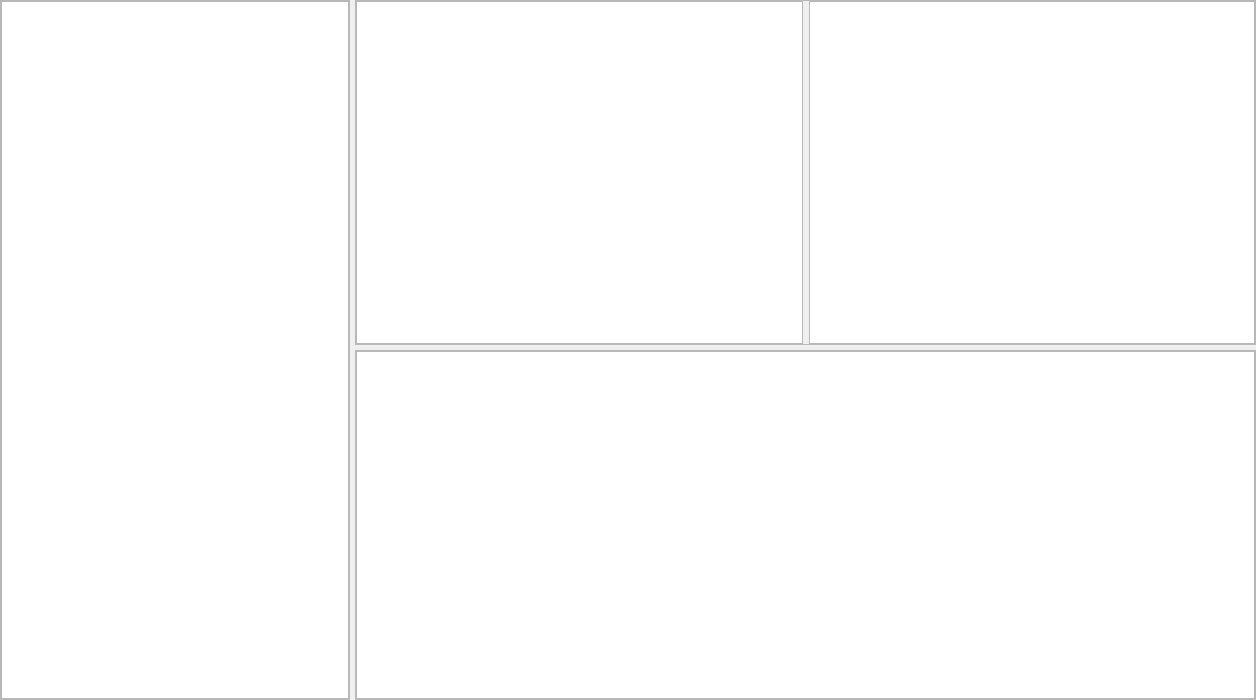
This is ui/sources/page_rekap_siswa.ui in asjach/db_app as Qt 5 draws it before an edit. The edited form follows.
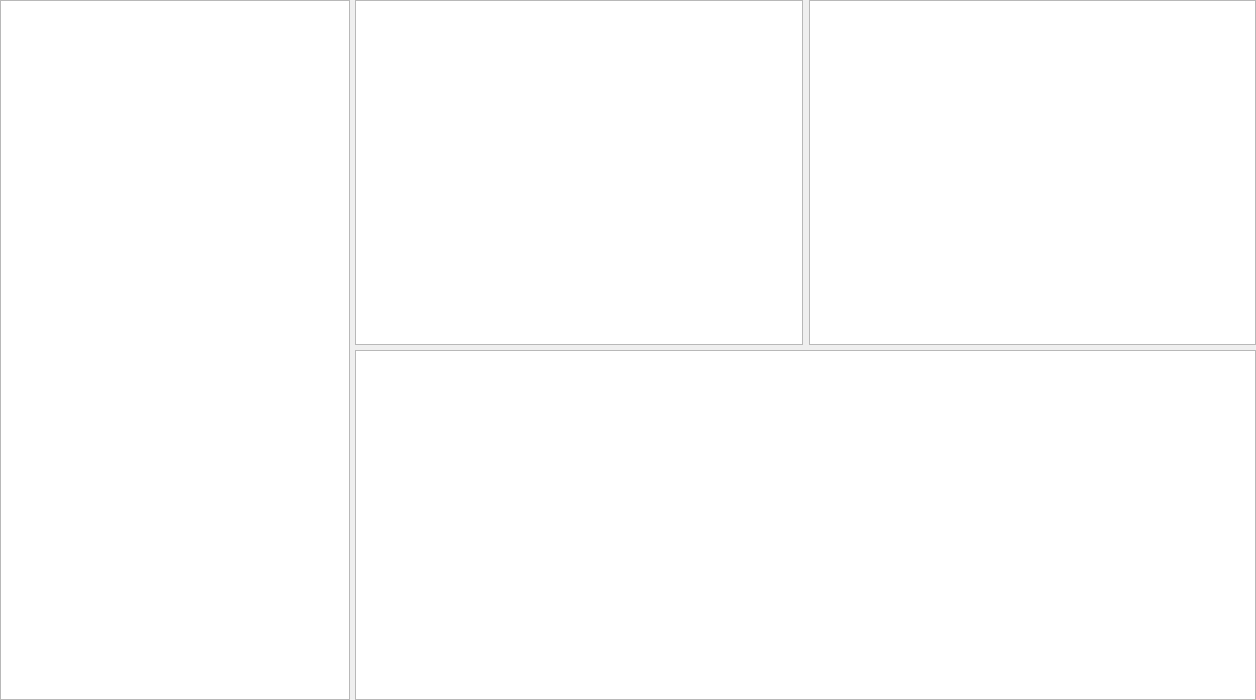
This is the edited form.

Diff of the .ui file:
```diff
--- a/ui/sources/page_rekap_siswa.ui
+++ b/ui/sources/page_rekap_siswa.ui
@@ -30,19 +30,13 @@
     <number>5</number>
    </property>
    <item row="0" column="2">
-    <widget class="QFrame" name="frame_2">
+    <widget class="QWidget" name="widget_2" native="true">
      <property name="sizePolicy">
       <sizepolicy hsizetype="Preferred" vsizetype="Expanding">
        <horstretch>0</horstretch>
        <verstretch>0</verstretch>
       </sizepolicy>
      </property>
-     <property name="frameShape">
-      <enum>QFrame::StyledPanel</enum>
-     </property>
-     <property name="frameShadow">
-      <enum>QFrame::Raised</enum>
-     </property>
      <layout class="QGridLayout" name="gridLayout_4">
       <property name="leftMargin">
        <number>0</number>
@@ -63,58 +57,24 @@
        <number>0</number>
       </property>
       <item row="0" column="0">
-       <widget class="QTableWidget" name="tbl_rekap_tingkat"/>
+       <widget class="QTableWidget" name="tbl_rekap_tingkat">
+        <property name="lineWidth">
+         <number>0</number>
+        </property>
+       </widget>
       </item>
       <item row="0" column="1">
-       <widget class="QTableWidget" name="tbl_rekap_rombel"/>
-      </item>
-     </layout>
-    </widget>
-   </item>
-   <item row="1" column="2">
-    <widget class="QFrame" name="frame_3">
-     <property name="sizePolicy">
-      <sizepolicy hsizetype="Preferred" vsizetype="Maximum">
-       <horstretch>0</horstretch>
-       <verstretch>0</verstretch>
-      </sizepolicy>
-     </property>
-     <property name="minimumSize">
-      <size>
-       <width>0</width>
-       <height>350</height>
-      </size>
-     </property>
-     <property name="frameShape">
-      <enum>QFrame::StyledPanel</enum>
-     </property>
-     <property name="frameShadow">
-      <enum>QFrame::Raised</enum>
-     </property>
-     <layout class="QGridLayout" name="gridLayout_3">
-      <property name="leftMargin">
-       <number>0</number>
-      </property>
-      <property name="topMargin">
-       <number>0</number>
-      </property>
-      <property name="rightMargin">
-       <number>0</number>
-      </property>
-      <property name="bottomMargin">
-       <number>0</number>
-      </property>
-      <property name="spacing">
-       <number>0</number>
-      </property>
-      <item row="0" column="0">
-       <widget class="QTableWidget" name="tbl_rekap_umur"/>
+       <widget class="QTableWidget" name="tbl_rekap_rombel">
+        <property name="lineWidth">
+         <number>0</number>
+        </property>
+       </widget>
       </item>
      </layout>
     </widget>
    </item>
    <item row="0" column="1" rowspan="2">
-    <widget class="QFrame" name="frame">
+    <widget class="QWidget" name="widget" native="true">
      <property name="minimumSize">
       <size>
        <width>350</width>
@@ -127,12 +87,6 @@
        <height>16777215</height>
       </size>
      </property>
-     <property name="frameShape">
-      <enum>QFrame::StyledPanel</enum>
-     </property>
-     <property name="frameShadow">
-      <enum>QFrame::Raised</enum>
-     </property>
      <layout class="QGridLayout" name="gridLayout_2">
       <property name="leftMargin">
        <number>0</number>
@@ -150,7 +104,51 @@
        <number>0</number>
       </property>
       <item row="0" column="0">
-       <widget class="QTableWidget" name="tbl_rekap_all"/>
+       <widget class="QTableWidget" name="tbl_rekap_all">
+        <property name="lineWidth">
+         <number>0</number>
+        </property>
+       </widget>
+      </item>
+     </layout>
+    </widget>
+   </item>
+   <item row="1" column="2">
+    <widget class="QWidget" name="widget_3" native="true">
+     <property name="sizePolicy">
+      <sizepolicy hsizetype="Preferred" vsizetype="Maximum">
+       <horstretch>0</horstretch>
+       <verstretch>0</verstretch>
+      </sizepolicy>
+     </property>
+     <property name="minimumSize">
+      <size>
+       <width>0</width>
+       <height>350</height>
+      </size>
+     </property>
+     <layout class="QGridLayout" name="gridLayout_3">
+      <property name="leftMargin">
+       <number>0</number>
+      </property>
+      <property name="topMargin">
+       <number>0</number>
+      </property>
+      <property name="rightMargin">
+       <number>0</number>
+      </property>
+      <property name="bottomMargin">
+       <number>0</number>
+      </property>
+      <property name="spacing">
+       <number>0</number>
+      </property>
+      <item row="0" column="0">
+       <widget class="QTableWidget" name="tbl_rekap_umur">
+        <property name="lineWidth">
+         <number>0</number>
+        </property>
+       </widget>
       </item>
      </layout>
     </widget>
```
